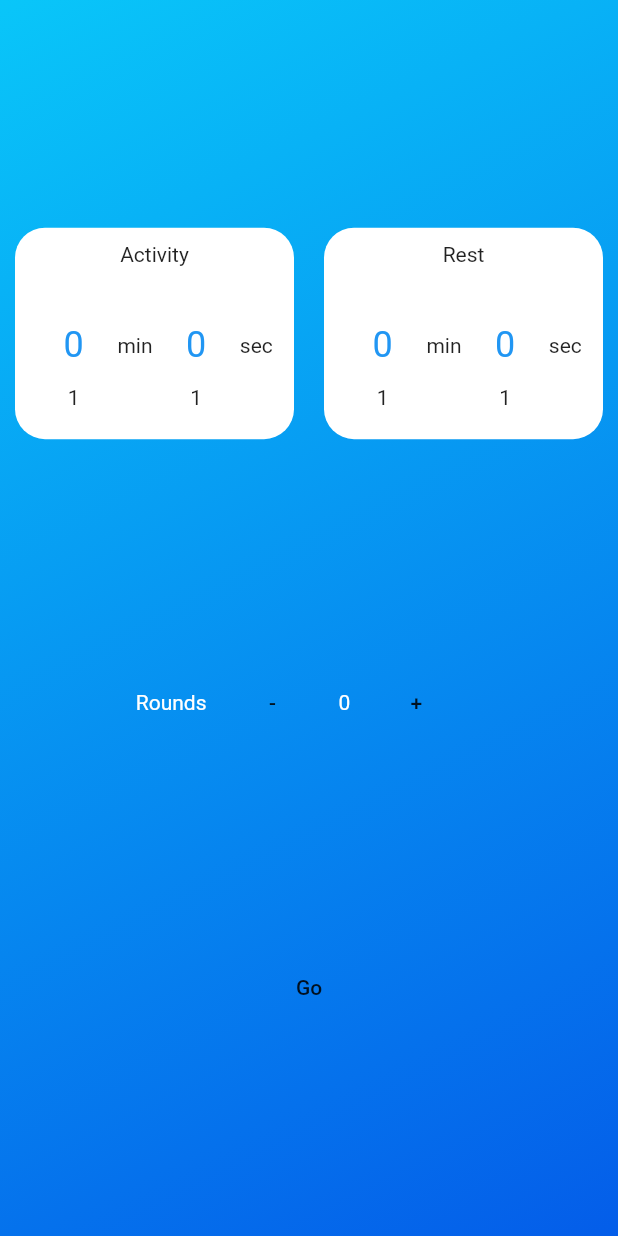
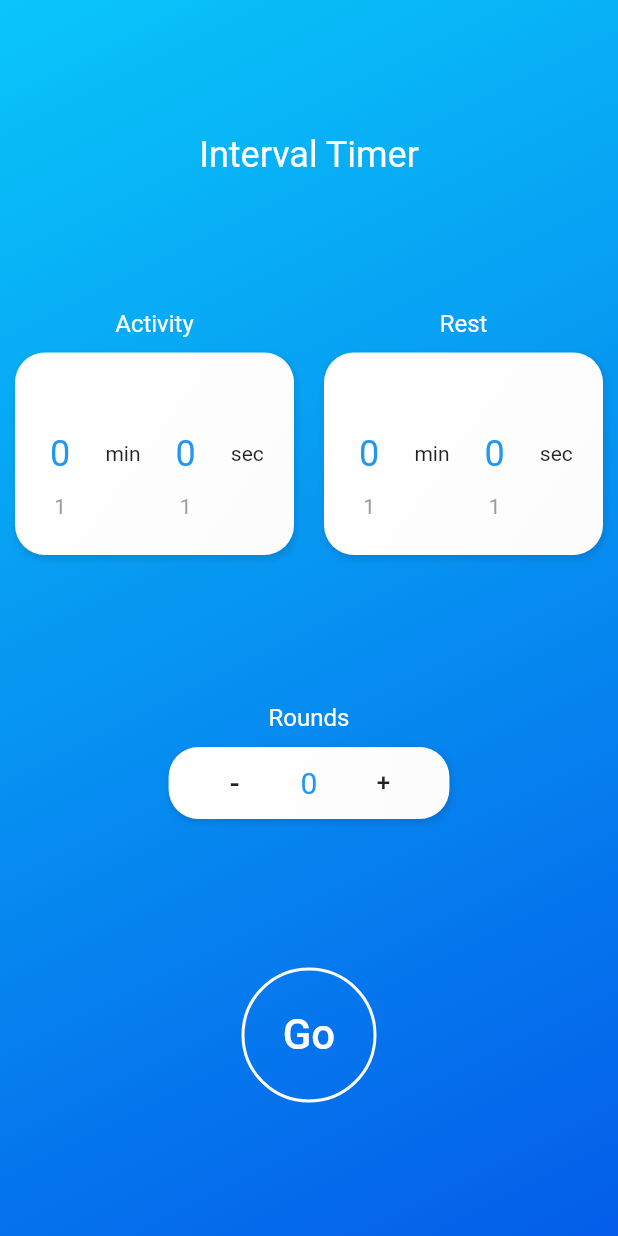
Before and after one commit to pduebel/interval-timer-app, a Flutter app: the screen it shows after launch, on a phone screen of 412 x 824 dp. Run offline on Flutter 3.47's test engine with Material 2 defaults, Android fonts, the phone set to English and light mode, and no system bars; drawn by our look-alikes of numberpicker.

Commit message:
style options page

```diff
--- a/lib/options_page.dart
+++ b/lib/options_page.dart
@@ -57,6 +57,11 @@ class _OptionsPageState extends State<OptionsPage> {
           mainAxisAlignment: MainAxisAlignment.spaceEvenly,
           crossAxisAlignment: CrossAxisAlignment.center,
           children: <Widget>[
+            Text('Interval Timer',
+                style: TextStyle(
+                  color: Colors.white,
+                  fontSize: 24,
+                )),
             Row(
               mainAxisAlignment: MainAxisAlignment.spaceEvenly,
               children: [
@@ -85,8 +90,22 @@ class _OptionsPageState extends State<OptionsPage> {
                 ),
               ],
             ),
-            MaterialButton(
-              child: Text('Go'),
+            OutlinedButton(
+              style: OutlinedButton.styleFrom(
+                minimumSize: Size(90, 90),
+                side: BorderSide(
+                  color: Colors.white,
+                  width: 2,
+                ),
+                shape: CircleBorder(),
+              ),
+              child: Text(
+                'Go',
+                style: TextStyle(
+                  color: Colors.white,
+                  fontSize: 28,
+                ),
+              ),
               onPressed: () {
                 Navigator.push(
                   context,
--- a/lib/round_picker.dart
+++ b/lib/round_picker.dart
@@ -12,26 +12,54 @@ class RoundPicker extends StatelessWidget {
 
   @override
   Widget build(BuildContext context) {
-    return Row(
-      children: [
+    return Column(
+      children: <Widget>[
         const Text(
           'Rounds',
           style: TextStyle(
             color: Colors.white,
+            fontSize: 16,
           ),
         ),
-        MaterialButton(
-          child: const Text('-'),
-          onPressed: () => onPressedCallBack('-'),
+        Container(
+          margin: EdgeInsets.all(10),
+          decoration: BoxDecoration(
+            color: Colors.white,
+            borderRadius: BorderRadius.all(Radius.circular(20)),
+            gradient: LinearGradient(
+              begin: Alignment.topLeft,
+              end: Alignment.bottomRight,
+              colors: <Color>[Colors.white, Color(0xfffcfcfc)],
+            ),
+            boxShadow: [
+              BoxShadow(
+                color: Colors.black.withOpacity(0.1),
+                spreadRadius: 1,
+                blurRadius: 3,
+                offset: Offset(1, 2), // changes position of shadow
+              ),
+            ],
+          ),
+          child: Row(
+            children: <Widget>[
+              MaterialButton(
+                child: Text('-', style: TextStyle(fontSize: 20)),
+                onPressed: () => onPressedCallBack('-'),
+              ),
+              Text(
+                rounds.toString(),
+                style: TextStyle(
+                  color: Colors.blue,
+                  fontSize: 20,
+                ),
+              ),
+              MaterialButton(
+                child: Text('+', style: TextStyle(fontSize: 16)),
+                onPressed: () => onPressedCallBack('+'),
+              ),
+            ],
+          ),
         ),
-        Text(rounds.toString(),
-            style: TextStyle(
-              color: Colors.white,
-            )),
-        MaterialButton(
-          child: const Text('+'),
-          onPressed: () => onPressedCallBack('+'),
-        )
       ],
     );
   }
--- a/lib/time_picker.dart
+++ b/lib/time_picker.dart
@@ -17,16 +17,41 @@ class TimePicker extends StatelessWidget {
 
   @override
   Widget build(BuildContext context) {
-    return Container(
+    return Column(
+      children: <Widget>[
+        Text(
+          title,
+          style: TextStyle(
+            fontSize: 16,
+            color: Colors.white,
+          ),
+        ),
+        Container(
           margin: EdgeInsets.all(10),
-      padding: EdgeInsets.all(10),
+          padding: EdgeInsets.only(
+            right: 15,
+            top: 15,
+            bottom: 15,
+          ),
           decoration: BoxDecoration(
             color: Colors.white,
             borderRadius: BorderRadius.all(Radius.circular(20)),
+            gradient: LinearGradient(
+              begin: Alignment.topLeft,
+              end: Alignment.bottomRight,
+              colors: <Color>[Colors.white, Color(0xfffcfcfc)],
+            ),
+            boxShadow: [
+              BoxShadow(
+                color: Colors.black.withOpacity(0.1),
+                spreadRadius: 1,
+                blurRadius: 3,
+                offset: Offset(1, 2), // changes position of shadow
+              ),
+            ],
           ),
           child: Column(
             children: <Widget>[
-          Text(title),
               Row(
                 mainAxisAlignment: MainAxisAlignment.spaceEvenly,
                 crossAxisAlignment: CrossAxisAlignment.center,
@@ -37,6 +62,7 @@ class TimePicker extends StatelessWidget {
                     minValue: 0,
                     maxValue: 120,
                     value: minutes,
+                    textStyle: TextStyle(color: Colors.grey),
                     onChanged: (value) => onChangeCallBack(value, 'm'),
                   ),
                   const Text('min'),
@@ -46,6 +72,7 @@ class TimePicker extends StatelessWidget {
                     minValue: 0,
                     maxValue: 59,
                     value: seconds,
+                    textStyle: TextStyle(color: Colors.grey),
                     onChanged: (value) => onChangeCallBack(value, 's'),
                   ),
                   const Text('sec'),
@@ -53,6 +80,8 @@ class TimePicker extends StatelessWidget {
               ),
             ],
           ),
+        ),
+      ],
     );
   }
 }
```
Lines whose indentation alone changed are shown as unchanged.
